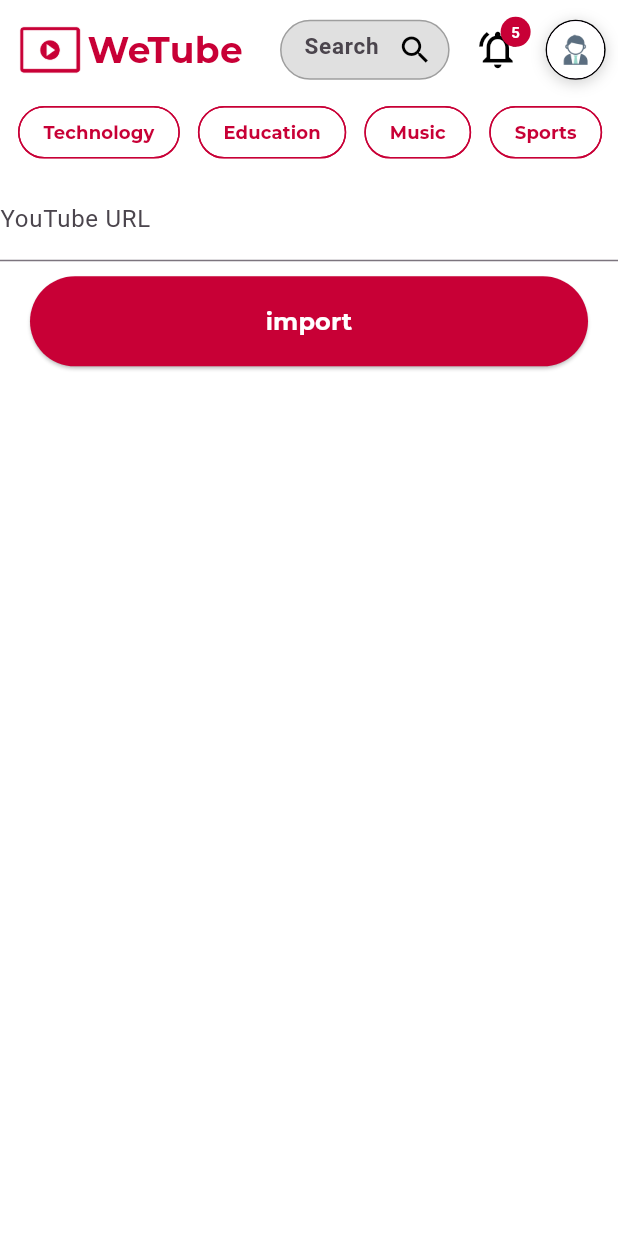
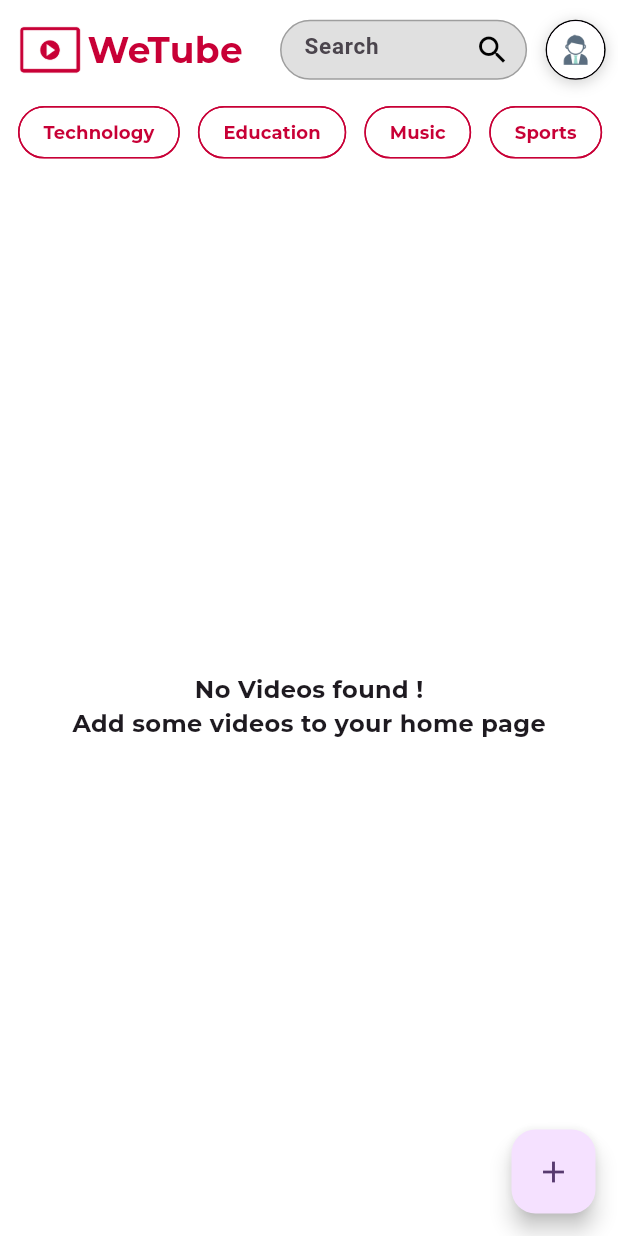
Before and after one commit to YKbodgam/We-Tube--A-Youtube-Clone-using-Flutter-Supabase-and-Youtube-API, a Flutter app: the HomeScreen screen opened directly, on a phone screen of 412 x 824 dp. Run offline on Flutter 3.47's test engine with Material 3 defaults, Android fonts, the phone set to English and light mode, and no system bars; our stand-ins replace cached_network_image, chewie, connectivity, google_fonts, shimmer, supabase_flutter and 1 more; missing offline and left inert: youtube; accounts and stored records are empty.

Commit message:
last changes - for 17

```diff
--- a/lib/src/components/home_page_components/navbar_details.dart
+++ b/lib/src/components/home_page_components/navbar_details.dart
@@ -2,9 +2,8 @@ import 'package:flutter/material.dart';
 import 'package:google_fonts/google_fonts.dart';
 
 import '../../utils/colours.dart';
+import '../../widgets/search_bar.dart';
 import '../../widgets/profile_avatar.dart';
-import '../../widgets/search_bar.dart';
-import '../../constants/rounded_icon_button.dart';
 
 class HomeNavbar extends StatefulWidget {
   const HomeNavbar({super.key});
@@ -52,15 +51,8 @@ class _HomeNavbarState extends State<HomeNavbar> {
               borderRadius: 30.0,
             ),
           ),
-          const Padding(
-            padding: EdgeInsets.symmetric(horizontal: 12),
-            child: RoundedIconButton(
-              icon: Icons.notifications_active_outlined,
-              iconSize: 30.0,
-              iconColor: Colors.black,
-              backgroundColor: Colors.white,
-              badgeText: '5',
-            ),
+          SizedBox(
+            width: size.width * 0.03,
           ),
           ProfileAvatar(
             imgPath: imgPath,
--- a/lib/src/components/video_player_components/Description_component.dart
+++ b/lib/src/models/description_model/description_sheet.dart
@@ -3,7 +3,7 @@ import 'package:flutter/material.dart';
 import 'package:youtube/src/models/video_model.dart';
 import 'package:youtube/src/models/channel_model.dart';
 
-import '../../widgets/description_card.dart';
+import 'description_card.dart';
 
 class DescriptionSheet extends StatelessWidget {
   final VideoPreview video;
--- a/lib/src/constants/description_stats.dart
+++ b/lib/src/models/description_model/description_stats.dart
@@ -1,8 +1,8 @@
 import 'package:flutter/material.dart';
 import 'package:google_fonts/google_fonts.dart';
 
-import '../functions/calculate_date.dart';
-import '../functions/calculate_views.dart';
+import '../../functions/calculate_date.dart';
+import '../../functions/calculate_views.dart';
 
 import 'package:youtube/src/models/video_model.dart';
 
--- a/lib/src/screens/home_screen.dart
+++ b/lib/src/screens/home_screen.dart
@@ -1,15 +1,13 @@
 import 'package:flutter/material.dart';
 import 'package:google_fonts/google_fonts.dart';
 
-import '../constants/rounded_button.dart';
-import '../constants/selectable_chip.dart';
-import '../components/shimmer_loader/thumbnail_loader.dart';
+import '../widgets/selectable_chip.dart';
+import '../models/skeleton_model/thumbnail_loader.dart';
 import '../components/home_page_components/navbar_details.dart';
+import '../models/store_video_model/create_video_sheet.dart';
 
-import 'package:youtube/src/services/fetch_video_details.dart';
-import 'package:youtube/src/services/fetch_video_id_from_url.dart';
-
-import '../widgets/thumbnail_card.dart';
+import '../utils/colours.dart';
+import '../models/thumbnail_model/thumbnail_card.dart';
 
 class HomeScreen extends StatefulWidget {
   const HomeScreen({
@@ -21,44 +19,15 @@ class HomeScreen extends StatefulWidget {
 }
 
 class _HomeScreenState extends State<HomeScreen> {
-  final TextEditingController _urlController = TextEditingController();
   bool allowNavigation = false;
   bool loading = false;
 
-  late String videoUrl = '';
   late String imgPath = 'null';
   late List<dynamic> videos = [];
 
   @override
   void initState() {
     super.initState();
-  }
-
-  _addVideoFromUrl(String url) async {
-    setState(
-      () {
-        loading = true;
-      },
-    );
-
-    // We will get Video ID from the URL
-    String? videoId = extractVideoId(url);
-
-    // After we get the video ID from the URL we will fetch the video details
-    if (videoId != null) {
-      final video = await fetchVideoDetails(videoId);
-
-      // Once we get the video details we will update the video list
-      setState(
-        () {
-          videos.insert(0, video);
-          loading = false;
-        },
-      );
-    } else {
-      // Show error message
-      debugPrint('error');
-    }
   }
 
   Future<void> getAllVideos() async {
@@ -92,7 +61,9 @@ class _HomeScreenState extends State<HomeScreen> {
       child: Scaffold(
         backgroundColor: Colors.white,
         extendBody: true,
-        body: Column(
+        body: Stack(
+          children: [
+            Column(
               crossAxisAlignment: CrossAxisAlignment.start,
               children: [
                 Padding(
@@ -114,20 +85,6 @@ class _HomeScreenState extends State<HomeScreen> {
                     },
                   ),
                 ),
-            Row(
-              children: [
-                Expanded(
-                  child: TextField(
-                    controller: _urlController,
-                    decoration: const InputDecoration(labelText: 'YouTube URL'),
-                  ),
-                ),
-              ],
-            ),
-            RoundedButton(
-              text: 'import',
-              press: () => _addVideoFromUrl(_urlController.text),
-            ),
                 Expanded(
                   child: RefreshIndicator(
                     onRefresh: getAllVideos,
@@ -139,28 +96,71 @@ class _HomeScreenState extends State<HomeScreen> {
                               (index) => BuildSkeletonLoader(size: size),
                             ),
                           )
-                    : ListView.builder(
-                        itemCount: videos.length,
-                        itemBuilder: (context, index) {
-                          var item = videos[index];
-
-                          if (videos.isEmpty) {
-                            return Text(
-                              'No Videos found ! \n Add some videos to your home page',
+                        : videos.isEmpty
+                            ? Center(
+                                child: Column(
+                                  crossAxisAlignment: CrossAxisAlignment.center,
+                                  mainAxisAlignment: MainAxisAlignment.center,
+                                  children: [
+                                    Text(
+                                      'No Videos found !',
                                       style: GoogleFonts.montserrat(
                                         textStyle: const TextStyle(
                                           fontSize: 16,
                                           fontWeight: FontWeight.bold,
                                         ),
                                       ),
-                            );
-                          }
+                                    ),
+                                    Text(
+                                      'Add some videos to your home page',
+                                      style: GoogleFonts.montserrat(
+                                        textStyle: const TextStyle(
+                                          fontSize: 16,
+                                          fontWeight: FontWeight.bold,
+                                        ),
+                                      ),
+                                    ),
+                                  ],
+                                ),
+                              )
+                            : ListView.builder(
+                                itemCount: videos.length,
+                                itemBuilder: (context, index) {
+                                  var item = videos[index];
+
+                                  loading = false;
 
                                   return ThumbnailCard(
                                     videoPreview: item,
                                   );
                                 },
                               ),
+                  ),
+                ),
+              ],
+            ),
+
+            Positioned(
+              right: 15,
+              bottom: 15,
+              child: FloatingActionButton(
+                onPressed: () async {
+                  final result = await showModalBottomSheet(
+                    context: context,
+                    builder: (BuildContext context) {
+                      return const AddNewVideo();
+                    },
+                  );
+
+                  if (result != null) {
+                    setState(() {
+                      videos.add(result);
+                    });
+                  }
+                },
+
+                backgroundColor: kPrimaryLightColor,
+                child: const Icon(Icons.add), // Change color as needed
               ),
             ),
 
```
Also changed, not shown: lib/src/functions/calculate_date.dart (+7 -0 lines), lib/src/functions/calculate_time.dart (+8 -0 lines), lib/src/models/description_model/description_card.dart (renamed from lib/src/widgets/description_card.dart, +6 -6 lines), lib/src/models/store_video_model/create_video_card.dart (added, +269 -0 lines), lib/src/models/store_video_model/create_video_img.dart (added, +45 -0 lines), lib/src/models/store_video_model/create_video_sheet.dart (added, +34 -0 lines), lib/src/models/thumbnail_model/thumbnail_card.dart (renamed from lib/src/widgets/thumbnail_card.dart, +7 -8 lines), lib/src/screens/video_playback_screen.dart (+5 -3 lines), lib/src/services/fetch_related_videos.dart (deleted, +0 -52 lines), lib/src/widgets/text_field_cont.dart (added, +28 -0 lines), pubspec.yaml (+4 -3 lines), lib/src/models/description_model/description_tags.dart (renamed from lib/src/constants/description_tags.dart), lib/src/models/description_model/description_text.dart (renamed from lib/src/constants/description_text.dart), lib/src/models/skeleton_model/thumbnail_loader.dart (renamed from lib/src/components/shimmer_loader/thumbnail_loader.dart), 2 more files. Lines whose indentation alone changed are shown as unchanged.
